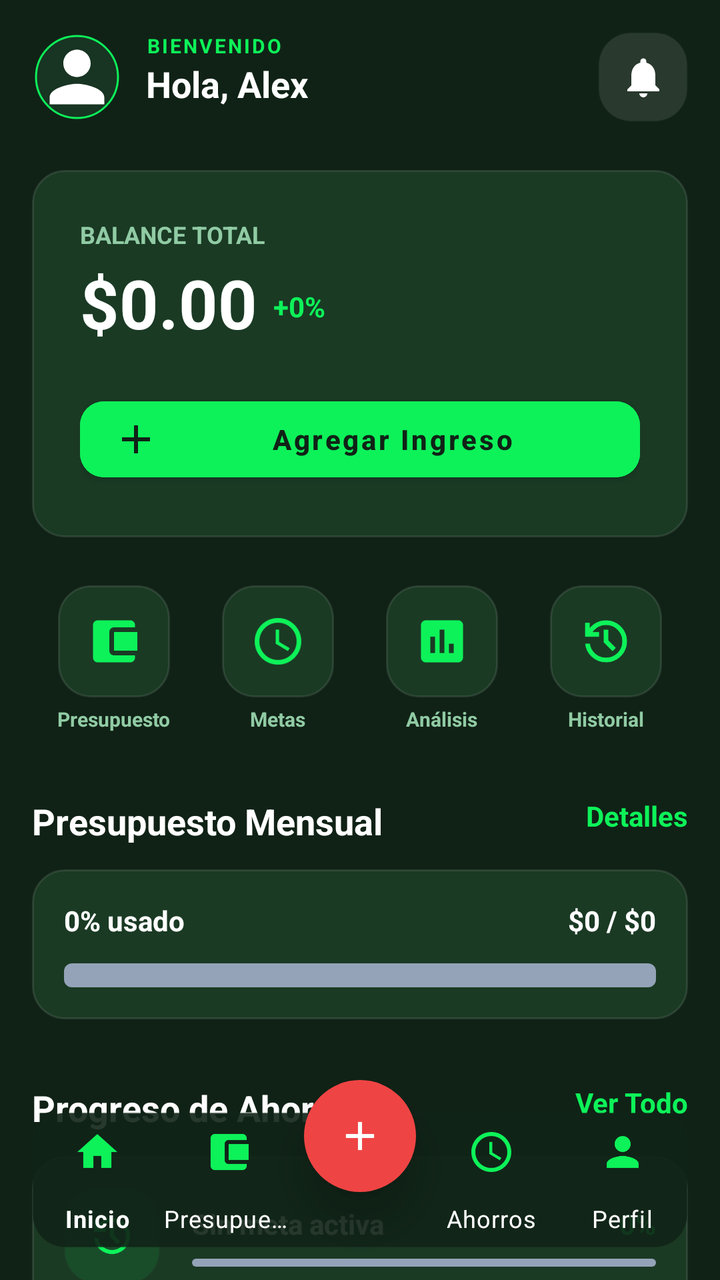
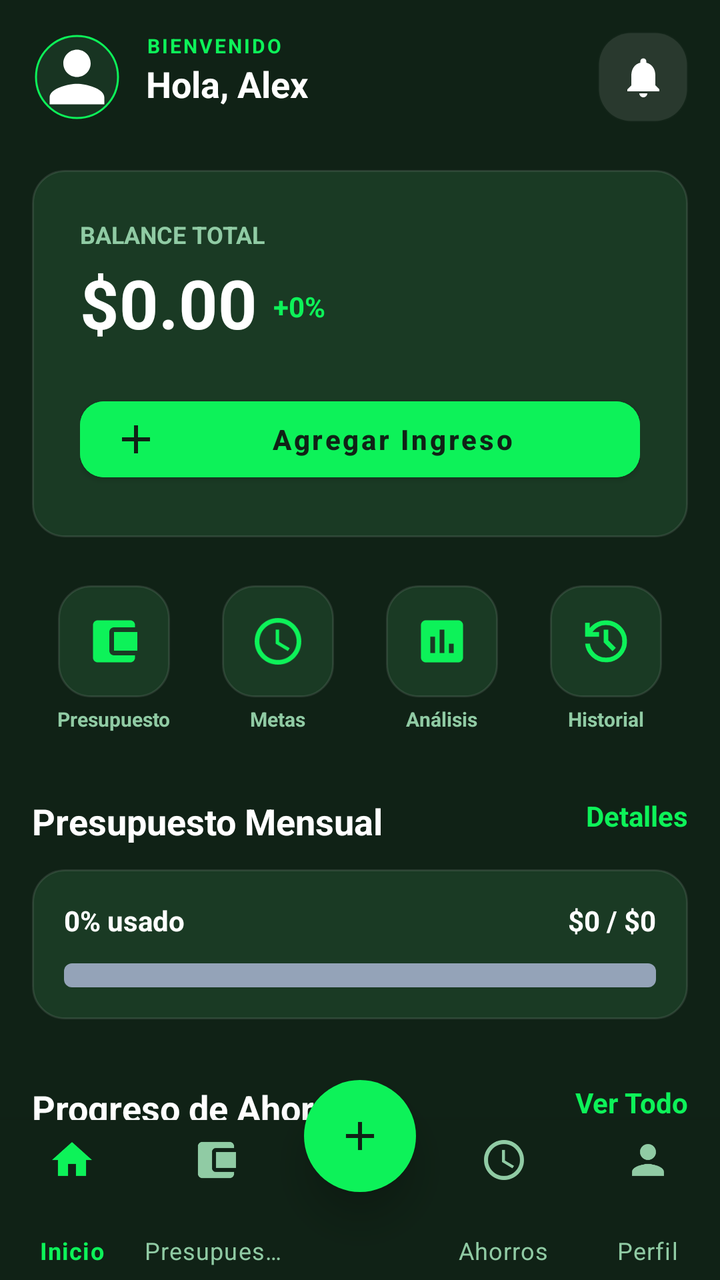

Before-and-after screenshots of an Android layout around one commit, followed by the original layout XML and the change that was made.
<!-- AndroidManifest.xml: activity theme Theme.MaterialComponents.DayNight.NoActionBar -->
<!-- res/layout/activity_main_menu.xml -->
<?xml version="1.0" encoding="utf-8"?>
<FrameLayout
    xmlns:android="http://schemas.android.com/apk/res/android"
    xmlns:app="http://schemas.android.com/apk/res-auto"
    xmlns:tools="http://schemas.android.com/tools"
    android:layout_width="match_parent"
    android:layout_height="match_parent"
    android:background="@color/stitch_background">

    <androidx.coordinatorlayout.widget.CoordinatorLayout
        android:layout_width="match_parent"
        android:layout_height="match_parent">

        <androidx.core.widget.NestedScrollView
            android:layout_width="match_parent"
            android:layout_height="match_parent"
            android:paddingBottom="100dp"
            android:clipToPadding="false">

            <LinearLayout
                android:layout_width="match_parent"
                android:layout_height="wrap_content"
                android:orientation="vertical"
                android:padding="16dp">

                
                <RelativeLayout
                    android:layout_width="match_parent"
                    android:layout_height="wrap_content"
                    android:layout_marginBottom="24dp">

                    <com.google.android.material.imageview.ShapeableImageView
                        android:id="@+id/imgProfile"
                        android:layout_width="45dp"
                        android:layout_height="45dp"
                        android:src="@drawable/ic_person"
                        android:background="@color/stitch_card_bg"
                        android:padding="2dp"
                        app:shapeAppearanceOverlay="@style/CircleImage"
                        app:strokeColor="@color/stitch_primary"
                        app:strokeWidth="1dp"/>

                    <LinearLayout
                        android:layout_width="wrap_content"
                        android:layout_height="wrap_content"
                        android:layout_toEndOf="@id/imgProfile"
                        android:layout_marginStart="12dp"
                        android:orientation="vertical">
                        <TextView
                            android:layout_width="wrap_content"
                            android:layout_height="wrap_content"
                            android:text="BIENVENIDO"
                            android:textColor="@color/stitch_primary"
                            android:textSize="10sp"
                            android:textStyle="bold"
                            android:letterSpacing="0.1"/>
                        <TextView
                            android:id="@+id/tvSaludoDashboard"
                            android:layout_width="wrap_content"
                            android:layout_height="wrap_content"
                            android:text="Hola, Alex"
                            android:textColor="@color/white"
                            android:textSize="18sp"
                            android:textStyle="bold"/>
                    </LinearLayout>

                    <ImageButton
                        android:id="@+id/btnNotifications"
                        android:layout_width="45dp"
                        android:layout_height="45dp"
                        android:layout_alignParentEnd="true"
                        android:background="@drawable/bg_stitch_card"
                        android:backgroundTint="#1AFFFFFF"
                        android:src="@drawable/ic_notifications"
                        app:tint="@color/white" />
                </RelativeLayout>

                
                <LinearLayout
                    android:layout_width="match_parent"
                    android:layout_height="wrap_content"
                    android:background="@drawable/bg_stitch_card"
                    android:orientation="vertical"
                    android:padding="24dp">

                    <TextView
                        android:layout_width="wrap_content"
                        android:layout_height="wrap_content"
                        android:text="BALANCE TOTAL"
                        android:textColor="@color/stitch_text_muted"
                        android:textSize="12sp"
                        android:textStyle="bold"/>

                    <LinearLayout
                        android:layout_width="match_parent"
                        android:layout_height="wrap_content"
                        android:orientation="horizontal"
                        android:gravity="bottom"
                        android:layout_marginTop="4dp">
                        <TextView
                            android:id="@+id/tvMainBalance"
                            android:layout_width="wrap_content"
                            android:layout_height="wrap_content"
                            android:text="$0.00"
                            android:textColor="@color/white"
                            android:textSize="34sp"
                            android:textStyle="bold"/>
                        <TextView
                            android:layout_width="wrap_content"
                            android:layout_height="wrap_content"
                            android:text="+0%"
                            android:textColor="@color/stitch_primary"
                            android:layout_marginStart="8dp"
                            android:layout_marginBottom="6dp"
                            android:textStyle="bold"/>
                    </LinearLayout>

                    <LinearLayout
                        android:layout_width="match_parent"
                        android:layout_height="wrap_content"
                        android:layout_marginTop="20dp"
                        android:orientation="horizontal">
                        <com.google.android.material.button.MaterialButton
                            android:id="@+id/btnMainAgregar"
                            android:layout_width="match_parent"
                            android:layout_height="50dp"
                            android:text="Agregar Ingreso"
                            android:textAllCaps="false"
                            android:backgroundTint="@color/stitch_primary"
                            android:textColor="@color/stitch_background"
                            android:textStyle="bold"
                            app:cornerRadius="12dp"
                            app:icon="@drawable/ic_add"
                            app:iconTint="@color/stitch_background"/>
                    </LinearLayout>
                </LinearLayout>

                
                <LinearLayout
                    android:layout_width="match_parent"
                    android:layout_height="wrap_content"
                    android:layout_marginTop="24dp"
                    android:orientation="horizontal"
                    android:weightSum="4">

                    <LinearLayout
                        android:id="@+id/btn_quick_presupuesto"
                        android:layout_width="0dp"
                        android:layout_height="wrap_content"
                        android:layout_weight="1"
                        android:orientation="vertical"
                        android:gravity="center"
                        android:clickable="true"
                        android:focusable="true">
                        <FrameLayout android:layout_width="56dp" android:layout_height="56dp" android:background="@drawable/bg_stitch_card">
                            <ImageView android:layout_width="28dp" android:layout_height="28dp" android:src="@drawable/ic_wallet" android:layout_gravity="center" app:tint="@color/stitch_primary" />
                        </FrameLayout>
                        <TextView android:layout_width="wrap_content" android:layout_height="wrap_content" android:text="Presupuesto" android:textColor="@color/stitch_text_muted" android:textSize="10sp" android:layout_marginTop="4dp" android:textStyle="bold"/>
                    </LinearLayout>

                    <LinearLayout
                        android:id="@+id/btn_quick_metas"
                        android:layout_width="0dp"
                        android:layout_height="wrap_content"
                        android:layout_weight="1"
                        android:orientation="vertical"
                        android:gravity="center"
                        android:clickable="true"
                        android:focusable="true">
                        <FrameLayout android:layout_width="56dp" android:layout_height="56dp" android:background="@drawable/bg_stitch_card">
                            <ImageView android:layout_width="28dp" android:layout_height="28dp" android:src="@drawable/ic_goal" android:layout_gravity="center" app:tint="@color/stitch_primary" />
                        </FrameLayout>
                        <TextView android:layout_width="wrap_content" android:layout_height="wrap_content" android:text="Metas" android:textColor="@color/stitch_text_muted" android:textSize="10sp" android:layout_marginTop="4dp" android:textStyle="bold"/>
                    </LinearLayout>

                    <LinearLayout
                        android:id="@+id/btn_quick_analisis"
                        android:layout_width="0dp"
                        android:layout_height="wrap_content"
                        android:layout_weight="1"
                        android:orientation="vertical"
                        android:gravity="center"
                        android:clickable="true"
                        android:focusable="true">
                        <FrameLayout android:layout_width="56dp" android:layout_height="56dp" android:background="@drawable/bg_stitch_card">
                            <ImageView android:layout_width="28dp" android:layout_height="28dp" android:src="@drawable/ic_analysis" android:layout_gravity="center" app:tint="@color/stitch_primary" />
                        </FrameLayout>
                        <TextView android:layout_width="wrap_content" android:layout_height="wrap_content" android:text="Análisis" android:textColor="@color/stitch_text_muted" android:textSize="10sp" android:layout_marginTop="4dp" android:textStyle="bold"/>
                    </LinearLayout>

                    <LinearLayout
                        android:id="@+id/btn_quick_historial"
                        android:layout_width="0dp"
                        android:layout_height="wrap_content"
                        android:layout_weight="1"
                        android:orientation="vertical"
                        android:gravity="center"
                        android:clickable="true"
                        android:focusable="true">
                        <FrameLayout android:layout_width="56dp" android:layout_height="56dp" android:background="@drawable/bg_stitch_card">
                            <ImageView android:layout_width="28dp" android:layout_height="28dp" android:src="@drawable/ic_history" android:layout_gravity="center" app:tint="@color/stitch_primary" />
                        </FrameLayout>
                        <TextView android:layout_width="wrap_content" android:layout_height="wrap_content" android:text="Historial" android:textColor="@color/stitch_text_muted" android:textSize="10sp" android:layout_marginTop="4dp" android:textStyle="bold"/>
                    </LinearLayout>
                </LinearLayout>

                
                <RelativeLayout
                    android:layout_width="match_parent"
                    android:layout_height="wrap_content"
                    android:layout_marginTop="32dp">
                    <TextView
                        android:layout_width="wrap_content"
                        android:layout_height="wrap_content"
                        android:text="Presupuesto Mensual"
                        android:textColor="@color/white"
                        android:textSize="18sp"
                        android:textStyle="bold"/>
                    <TextView
                        android:layout_width="wrap_content"
                        android:layout_height="wrap_content"
                        android:layout_alignParentEnd="true"
                        android:text="Detalles"
                        android:textColor="@color/stitch_primary"
                        android:textStyle="bold"
                        android:textSize="14sp"/>
                </RelativeLayout>

                <LinearLayout
                    android:layout_width="match_parent"
                    android:layout_height="wrap_content"
                    android:layout_marginTop="12dp"
                    android:background="@drawable/bg_stitch_card"
                    android:orientation="vertical"
                    android:padding="16dp">

                    <RelativeLayout
                        android:layout_width="match_parent"
                        android:layout_height="wrap_content">
                        <TextView
                            android:layout_width="wrap_content"
                            android:layout_height="wrap_content"
                            android:text="0% usado"
                            android:textColor="@color/white"
                            android:textStyle="bold"/>
                        <TextView
                            android:layout_width="wrap_content"
                            android:layout_height="wrap_content"
                            android:layout_alignParentEnd="true"
                            android:text="$0 / $0"
                            android:textColor="@color/white"
                            android:textStyle="bold"/>
                    </RelativeLayout>

                    <ProgressBar
                        style="@android:style/Widget.ProgressBar.Horizontal"
                        android:layout_width="match_parent"
                        android:layout_height="12dp"
                        android:layout_marginTop="12dp"
                        android:progress="0"
                        android:progressDrawable="@drawable/progress_bar_green"/>
                </LinearLayout>

                
                <RelativeLayout
                    android:layout_width="match_parent"
                    android:layout_height="wrap_content"
                    android:layout_marginTop="32dp">
                    <TextView
                        android:layout_width="wrap_content"
                        android:layout_height="wrap_content"
                        android:text="Progreso de Ahorro"
                        android:textColor="@color/white"
                        android:textSize="18sp"
                        android:textStyle="bold"/>
                    <TextView
                        android:id="@+id/tv_ver_todo_ahorro"
                        android:layout_width="wrap_content"
                        android:layout_height="wrap_content"
                        android:layout_alignParentEnd="true"
                        android:text="Ver Todo"
                        android:textColor="@color/stitch_primary"
                        android:textStyle="bold"
                        android:textSize="14sp"/>
                </RelativeLayout>

                <LinearLayout
                    android:id="@+id/card_ahorro_tesla"
                    android:layout_width="match_parent"
                    android:layout_height="wrap_content"
                    android:layout_marginTop="12dp"
                    android:background="@drawable/bg_stitch_card"
                    android:gravity="center_vertical"
                    android:orientation="horizontal"
                    android:padding="16dp"
                    android:clickable="true"
                    android:focusable="true">
                    <FrameLayout android:layout_width="48dp" android:layout_height="48dp" android:background="@drawable/bg_stitch_card" android:backgroundTint="#1A0DF259">
                         <ImageView android:layout_width="24dp" android:layout_height="24dp" android:src="@drawable/ic_history" android:layout_gravity="center" app:tint="@color/stitch_primary" />
                    </FrameLayout>
                    <LinearLayout
                        android:layout_width="match_parent"
                        android:layout_height="wrap_content"
                        android:layout_marginStart="16dp"
                        android:orientation="vertical">
                        <RelativeLayout
                            android:layout_width="match_parent"
                            android:layout_height="wrap_content">
                            <TextView
                                android:layout_width="wrap_content"
                                android:layout_height="wrap_content"
                                android:text="Sin meta activa"
                                android:textColor="@color/white"
                                android:textStyle="bold"/>
                            <TextView
                                android:layout_width="wrap_content"
                                android:layout_height="wrap_content"
                                android:layout_alignParentEnd="true"
                                android:text="0%"
                                android:textColor="@color/stitch_primary"
                                android:textStyle="bold"/>
                        </RelativeLayout>
                        <ProgressBar
                            style="@android:style/Widget.ProgressBar.Horizontal"
                            android:layout_width="match_parent"
                            android:layout_height="4dp"
                            android:layout_marginTop="8dp"
                            android:progress="0"
                            android:progressDrawable="@drawable/progress_bar_green"/>
                    </LinearLayout>
                </LinearLayout>

            </LinearLayout>
        </androidx.core.widget.NestedScrollView>

        
        <RelativeLayout
            android:layout_width="match_parent"
            android:layout_height="100dp"
            android:layout_gravity="bottom">

            <com.google.android.material.bottomnavigation.BottomNavigationView
                android:id="@+id/bottom_navigation"
                android:layout_width="match_parent"
                android:layout_height="80dp"
                android:layout_alignParentBottom="true"
                android:layout_margin="16dp"
                android:background="@drawable/bg_stitch_card"
                app:backgroundTint="#E6102216"
                app:itemIconTint="@color/stitch_primary"
                app:itemTextColor="@color/white"
                app:menu="@menu/bottom_nav_menu"
                app:labelVisibilityMode="labeled"
                app:elevation="8dp"/>

            <com.google.android.material.floatingactionbutton.FloatingActionButton
                android:id="@+id/fab_add"
                android:layout_width="wrap_content"
                android:layout_height="wrap_content"
                android:layout_centerHorizontal="true"
                android:layout_alignParentTop="true"
                android:layout_marginTop="0dp"
                android:src="@drawable/ic_add"
                app:backgroundTint="@color/danger_red"
                app:tint="@color/white"
                app:fabSize="normal"
                app:elevation="12dp"
                app:borderWidth="0dp"/>
        </RelativeLayout>

    </androidx.coordinatorlayout.widget.CoordinatorLayout>

</FrameLayout>
<!-- resources referenced by this layout -->
<resources>
  <color name="danger_red">#EF4444</color>
  <color name="stitch_background">#102216</color>
  <color name="stitch_card_bg">#183422</color>
  <color name="stitch_primary">#0df259</color>
  <color name="stitch_text_muted">#90cba4</color>
  <color name="white">#FFFFFFFF</color>
  <!-- drawable bg_stitch_card (drawable) -->
  <?xml version="1.0" encoding="utf-8"?>
  <shape xmlns:android="http://schemas.android.com/apk/res/android">
      <solid android:color="#1A3A24" />
      <corners android:radius="16dp" />
      <stroke android:width="1dp" android:color="#1AFFFFFF" />
  </shape>
  <!-- drawable ic_add (drawable) -->
  <vector xmlns:android="http://schemas.android.com/apk/res/android" android:height="24dp" android:tint="#000000" android:viewportHeight="24" android:viewportWidth="24" android:width="24dp">
        
      <path android:fillColor="@android:color/white" android:pathData="M19,13h-6v6h-2v-6H5v-2h6V5h2v6h6v2z"/>
      
  </vector>
  <!-- drawable ic_analysis (drawable) -->
  <?xml version="1.0" encoding="utf-8"?>
  <vector xmlns:android="http://schemas.android.com/apk/res/android"
      android:width="24dp"
      android:height="24dp"
      android:viewportWidth="24"
      android:viewportHeight="24">
      <path
          android:fillColor="@color/green_accent"
          android:pathData="M19,3H5c-1.1,0 -2,0.9 -2,2v14c0,1.1 0.9,2 2,2h14c1.1,0 2,-0.9 2,-2V5c0,-1.1 -0.9,-2 -2,-2zM9,17H7v-7h2v7zM13,17h-2V7h2v10zM17,17h-2v-4h2v4z"/>
  </vector>
  <!-- drawable ic_goal (drawable) -->
  <?xml version="1.0" encoding="utf-8"?>
  <vector xmlns:android="http://schemas.android.com/apk/res/android"
      android:width="24dp"
      android:height="24dp"
      android:viewportWidth="24"
      android:viewportHeight="24">
      <path
          android:fillColor="@color/green_accent"
          android:pathData="M12,2C6.48,2 2,6.48 2,12s4.48,10 10,10 10,-4.48 10,-10S17.52,2 12,2zM12,20c-4.42,0 -8,-3.58 -8,-8s3.58,-8 8,-8 8,3.58 8,8 -3.58,8 -8,8zM12.5,7H11v6l5.25,3.15 0.75,-1.23 -4.5,-2.67z"/>
  </vector>
  <!-- drawable ic_notifications (drawable) -->
  <?xml version="1.0" encoding="utf-8"?>
  <vector xmlns:android="http://schemas.android.com/apk/res/android"
      android:width="24dp"
      android:height="24dp"
      android:viewportWidth="24"
      android:viewportHeight="24">
      <path
          android:fillColor="@color/white"
          android:pathData="M12,22c1.1,0 2,-0.9 2,-2h-4c0,1.1 0.89,2 2,2zM18,16v-5c0,-3.07 -1.64,-5.64 -4.5,-6.32L13.5,4c0,-0.83 -0.67,-1.5 -1.5,-1.5s-1.5,0.67 -1.5,1.5v0.68C7.63,5.36 6,7.92 6,11v5l-2,2v1h16v-1l-2,-2z"/>
  </vector>
  <!-- drawable ic_person (drawable) -->
  <?xml version="1.0" encoding="utf-8"?>
  <vector xmlns:android="http://schemas.android.com/apk/res/android"
      android:width="24dp"
      android:height="24dp"
      android:viewportWidth="24"
      android:viewportHeight="24">
      <path
          android:fillColor="@color/white"
          android:pathData="M12,12c2.21,0 4,-1.79 4,-4s-1.79,-4 -4,-4 -4,1.79 -4,4 1.79,4 4,4zM12,14c-2.67,0 -8,1.34 -8,4v2h16v-2c0,-2.66 -5.33,-4 -8,-4z"/>
  </vector>
  <!-- drawable ic_wallet (drawable) -->
  <?xml version="1.0" encoding="utf-8"?>
  <vector xmlns:android="http://schemas.android.com/apk/res/android"
      android:width="24dp"
      android:height="24dp"
      android:viewportWidth="24"
      android:viewportHeight="24">
      <path
          android:fillColor="@color/green_accent"
          android:pathData="M21,18v1c0,1.1 -0.9,2 -2,2H5c-1.11,0 -2,-0.9 -2,-2V5c0,-1.1 0.89,-2 2,-2h14c1.1,0 2,0.9 2,2v1h-9c-1.11,0 -2,0.9 -2,2v8c0,1.1 0.89,2 2,2h9zM12,16h10V8H12v8z"/>
  </vector>
  <style name="CircleImage">
          <item name="cornerSize">50%</item>
      </style>
  <color name="green_accent">#22C55E</color>
  <color name="text_on_dark_muted">#94A3B8</color>
  <!-- unchanged entries left out for length: 2 -->
</resources>

<!-- the commit's change to res/layout/activity_main_menu.xml (unified diff, before → after) -->
@@ -333,41 +333,47 @@
             </LinearLayout>
         </androidx.core.widget.NestedScrollView>
 
-        
-        <RelativeLayout
-            android:layout_width="match_parent"
-            android:layout_height="100dp"
-            android:layout_gravity="bottom">
-
-            <com.google.android.material.bottomnavigation.BottomNavigationView
-                android:id="@+id/bottom_navigation"
-                android:layout_width="match_parent"
-                android:layout_height="80dp"
-                android:layout_alignParentBottom="true"
-                android:layout_margin="16dp"
-                android:background="@drawable/bg_stitch_card"
-                app:backgroundTint="#E6102216"
-                app:itemIconTint="@color/stitch_primary"
-                app:itemTextColor="@color/white"
-                app:menu="@menu/bottom_nav_menu"
-                app:labelVisibilityMode="labeled"
-                app:elevation="8dp"/>
-
-            <com.google.android.material.floatingactionbutton.FloatingActionButton
-                android:id="@+id/fab_add"
-                android:layout_width="wrap_content"
-                android:layout_height="wrap_content"
-                android:layout_centerHorizontal="true"
-                android:layout_alignParentTop="true"
-                android:layout_marginTop="0dp"
-                android:src="@drawable/ic_add"
-                app:backgroundTint="@color/danger_red"
-                app:tint="@color/white"
-                app:fabSize="normal"
-                app:elevation="12dp"
-                app:borderWidth="0dp"/>
-        </RelativeLayout>
+        <include layout="@layout/layout_bottom_navigation"/>
 
     </androidx.coordinatorlayout.widget.CoordinatorLayout>
 
 </FrameLayout>
+<!-- res/layout/layout_bottom_navigation.xml (included above) -->
+<?xml version="1.0" encoding="utf-8"?>
+
+<RelativeLayout xmlns:android="http://schemas.android.com/apk/res/android"
+    xmlns:app="http://schemas.android.com/apk/res-auto"
+    android:layout_width="match_parent"
+    android:layout_height="100dp"
+    android:layout_gravity="bottom">
+
+    <com.google.android.material.bottomnavigation.BottomNavigationView
+        android:id="@+id/bottom_navigation"
+        android:layout_width="match_parent"
+        android:layout_height="80dp"
+        android:layout_alignParentBottom="true"
+        android:background="@color/stitch_background"
+        app:itemIconTint="@color/nav_item_selector"
+        app:itemTextColor="@color/nav_item_selector"
+        app:itemRippleColor="@android:color/transparent"
+        app:itemActiveIndicatorStyle="@null"
+        app:menu="@menu/bottom_nav_menu"
+        app:labelVisibilityMode="labeled"
+        app:elevation="8dp"/>
+
+    <com.google.android.material.floatingactionbutton.FloatingActionButton
+        android:id="@+id/fab_add"
+        android:layout_width="wrap_content"
+        android:layout_height="wrap_content"
+        android:layout_centerHorizontal="true"
+        android:layout_alignParentTop="true"
+        android:layout_marginTop="0dp"
+        android:src="@drawable/ic_add"
+        app:backgroundTint="@color/stitch_primary"
+        app:tint="@color/stitch_background"
+        app:shapeAppearanceOverlay="@style/CircleImage"
+        app:fabSize="normal"
+        app:elevation="12dp"
+        app:borderWidth="0dp"/>
+
+</RelativeLayout>
<!-- resource entries referenced after the edit -->
@@ -1,6 +1,5 @@
 <!-- resources referenced by this layout -->
 <resources>
-  <color name="danger_red">#EF4444</color>
   <color name="stitch_background">#102216</color>
   <color name="stitch_card_bg">#183422</color>
   <color name="stitch_primary">#0df259</color>
